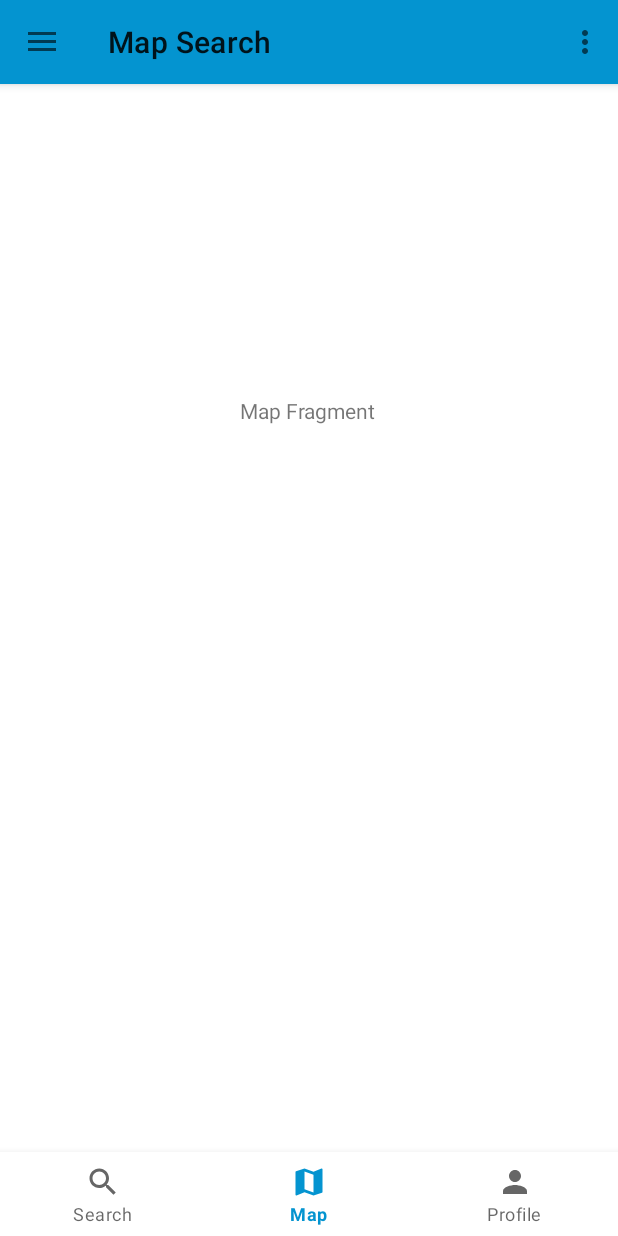
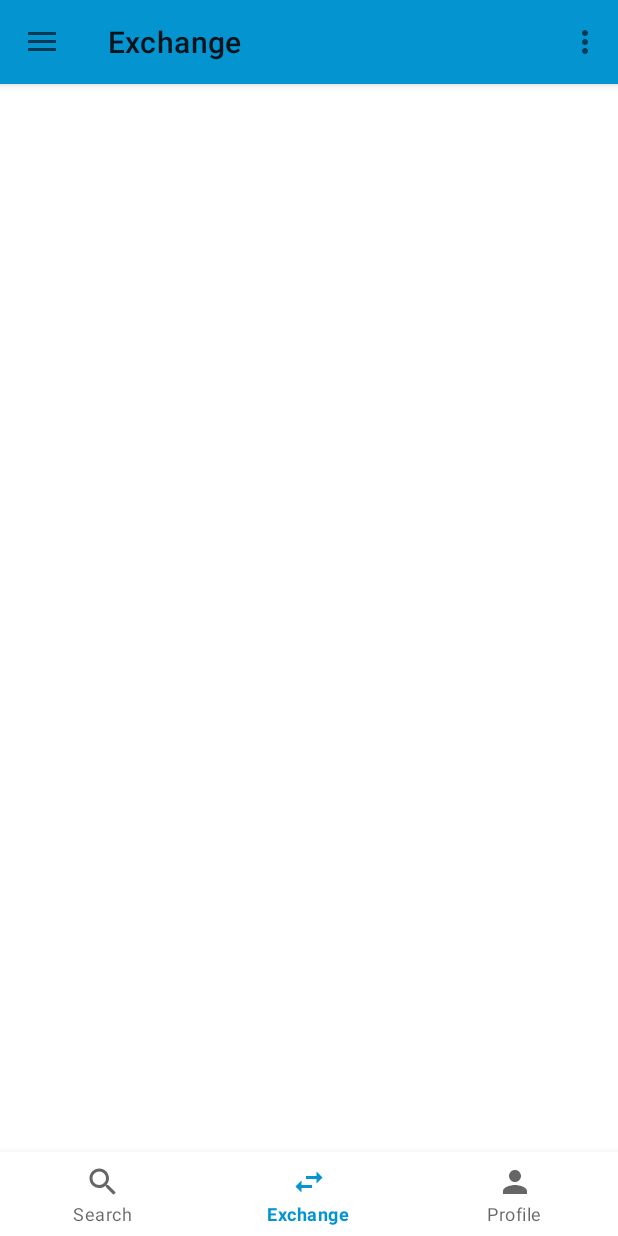
Before and after one commit to LilianBittar/ReadMeAgain, an Android app: the ExchangeFragment screen opened through its navigation route, on a phone screen of 412 x 824 dp. Run offline under Robolectric (Android 15) with nearby library versions, the phone set to English and light mode, and no system bars; our stand-ins replace Firebase (no records; nobody signed in at launch, a user with empty details on screens opened directly), navigation-ui; libraries missing offline, so code that uses them is left out: com.firebase.ui; pictures from the network do not load.

Commit message:
Small tweaks an quality of life commit

```diff
--- a/app/src/main/java/com/lilianbittar/readmeagain/activities/MainActivity.java
+++ b/app/src/main/java/com/lilianbittar/readmeagain/activities/MainActivity.java
@@ -53,7 +53,7 @@ public class MainActivity extends AppCompatActivity {
 
         appBarConfiguration = new AppBarConfiguration.Builder(
                 R.id.nav_search,
-                R.id.nav_map,
+                R.id.nav_exchange,
                 R.id.nav_profile)
                 .setOpenableLayout(drawerLayout)
                 .build();
--- a/app/src/main/java/com/lilianbittar/readmeagain/fragments/MapFragment.java
+++ b/app/src/main/java/com/lilianbittar/readmeagain/fragments/ExchangeFragment.java
@@ -8,9 +8,9 @@ import androidx.annotation.NonNull;
 import androidx.fragment.app.Fragment;
 import com.lilianbittar.readmeagain.R;
 
-public class MapFragment extends Fragment {
+public class ExchangeFragment extends Fragment {
 
     public View onCreateView(@NonNull LayoutInflater inflater, ViewGroup container, Bundle savedInstanceState) {
-        return inflater.inflate(R.layout.fragment_map, container, false);
+        return inflater.inflate(R.layout.fragment_exchange, container, false);
     }
 }
--- a/app/src/main/java/com/lilianbittar/readmeagain/fragments/MainFragment.java
+++ /dev/null
@@ -1,15 +0,0 @@
-package com.lilianbittar.readmeagain.fragments;
-
-import android.os.Bundle;
-import android.view.LayoutInflater;
-import android.view.View;
-import android.view.ViewGroup;
-import androidx.fragment.app.Fragment;
-import com.lilianbittar.readmeagain.R;
-import org.jetbrains.annotations.NotNull;
-
-public class MainFragment extends Fragment {
-    public View onCreateView(@NotNull LayoutInflater inflater, ViewGroup container, Bundle savedInstanceState) {
-        return inflater.inflate(R.layout.fragment_main, container, false);
-    }
-}
--- a/app/src/main/java/com/lilianbittar/readmeagain/fragments/ProfileFragment.java
+++ b/app/src/main/java/com/lilianbittar/readmeagain/fragments/ProfileFragment.java
@@ -8,7 +8,7 @@ import androidx.annotation.NonNull;
 import androidx.fragment.app.Fragment;
 import com.lilianbittar.readmeagain.R;
 
-public class ProfileFragment  extends Fragment {
+public class ProfileFragment extends Fragment {
 
     public View onCreateView(@NonNull LayoutInflater inflater, ViewGroup container, Bundle savedInstanceState) {
         return inflater.inflate(R.layout.fragment_profile, container, false);
--- /dev/null
+++ b/app/src/main/res/drawable/ic_baseline_swap_horiz_24.xml
@@ -0,0 +1,5 @@
+<vector android:height="24dp" android:tint="#000000"
+    android:viewportHeight="24" android:viewportWidth="24"
+    android:width="24dp" xmlns:android="http://schemas.android.com/apk/res/android">
+    <path android:fillColor="@android:color/white" android:pathData="M6.99,11L3,15l3.99,4v-3H14v-2H6.99v-3zM21,9l-3.99,-4v3H10v2h7.01v3L21,9z"/>
+</vector>
--- /dev/null
+++ b/app/src/main/res/layout/fragment_exchange.xml
@@ -0,0 +1,10 @@
+<?xml version="1.0" encoding="utf-8"?>
+<androidx.constraintlayout.widget.ConstraintLayout
+    xmlns:android="http://schemas.android.com/apk/res/android"
+    android:layout_width="match_parent"
+    android:layout_height="match_parent">
+
+
+
+
+</androidx.constraintlayout.widget.ConstraintLayout>
--- a/app/src/main/res/layout/fragment_map.xml
+++ /dev/null
@@ -1,18 +0,0 @@
-<?xml version="1.0" encoding="utf-8"?>
-<androidx.constraintlayout.widget.ConstraintLayout
-    xmlns:android="http://schemas.android.com/apk/res/android"
-    xmlns:app="http://schemas.android.com/apk/res-auto"
-    android:layout_width="match_parent"
-    android:layout_height="match_parent">
-
-    <TextView
-        android:layout_width="wrap_content"
-        android:layout_height="wrap_content"
-        android:layout_marginTop="208dp"
-        android:text="Map Fragment"
-        app:layout_constraintEnd_toEndOf="parent"
-        app:layout_constraintHorizontal_bias="0.498"
-        app:layout_constraintStart_toStartOf="parent"
-        app:layout_constraintTop_toTopOf="parent" />
-
-</androidx.constraintlayout.widget.ConstraintLayout>
--- a/app/src/main/res/menu/bottom_nav.xml
+++ b/app/src/main/res/menu/bottom_nav.xml
@@ -6,9 +6,9 @@
         android:title="Search" />
 
     <item
-        android:id="@+id/nav_map"
-        android:icon="@drawable/ic_baseline_map_24"
-        android:title="Map" />
+        android:id="@+id/nav_exchange"
+        android:icon="@drawable/ic_baseline_swap_horiz_24"
+        android:title="Exchange" />
 
     <item
         android:id="@+id/nav_profile"
--- a/app/src/main/res/navigation/navigation.xml
+++ b/app/src/main/res/navigation/navigation.xml
@@ -1,14 +1,9 @@
-<navigation xmlns:android="http://schemas.android.com/apk/res/android"
+<navigation
+    xmlns:android="http://schemas.android.com/apk/res/android"
     xmlns:app="http://schemas.android.com/apk/res-auto"
     xmlns:tools="http://schemas.android.com/tools"
     android:id="@+id/navigation"
-    app:startDestination="@+id/nav_main">
-
-    <fragment
-        android:id="@+id/nav_main"
-        android:name="com.lilianbittar.readmeagain.fragments.MainFragment"
-        android:label="Main"
-        tools:layout="@layout/fragment_main" />
+    app:startDestination="@+id/nav_search">
 
     <fragment
         android:id="@+id/nav_search"
@@ -17,10 +12,10 @@
         tools:layout="@layout/fragment_search"/>
 
     <fragment
-        android:id="@+id/nav_map"
-        android:name="com.lilianbittar.readmeagain.fragments.MapFragment"
-        android:label="Map Search"
-        tools:layout="@layout/fragment_map"/>
+        android:id="@+id/nav_exchange"
+        android:name="com.lilianbittar.readmeagain.fragments.ExchangeFragment"
+        android:label="Exchange"
+        tools:layout="@layout/fragment_exchange"/>
 
     <fragment
         android:id="@+id/nav_profile"
```
